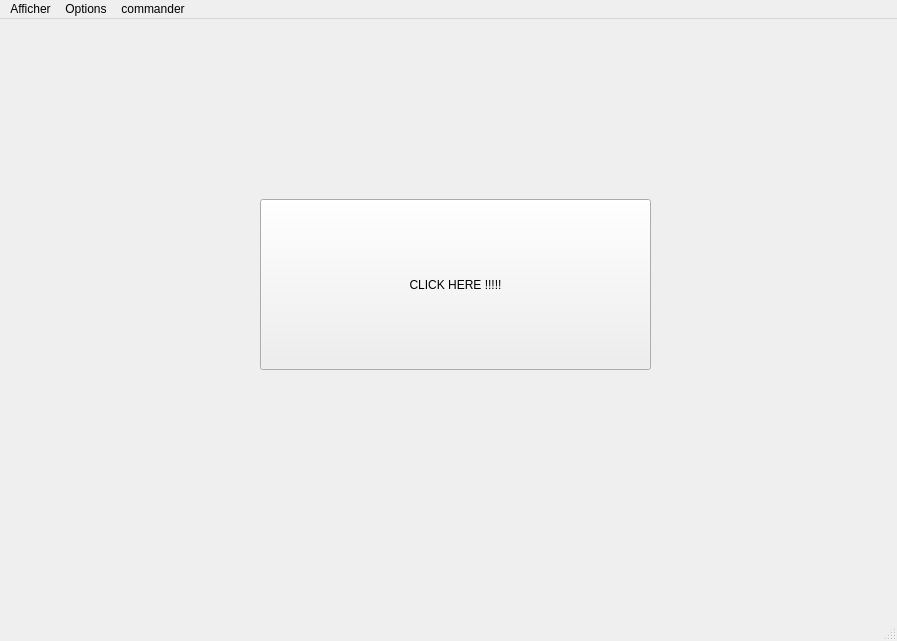
Before: the Qt Designer form asma/mainwindow.ui in fourat8/madsquad, drawn with Qt 5.
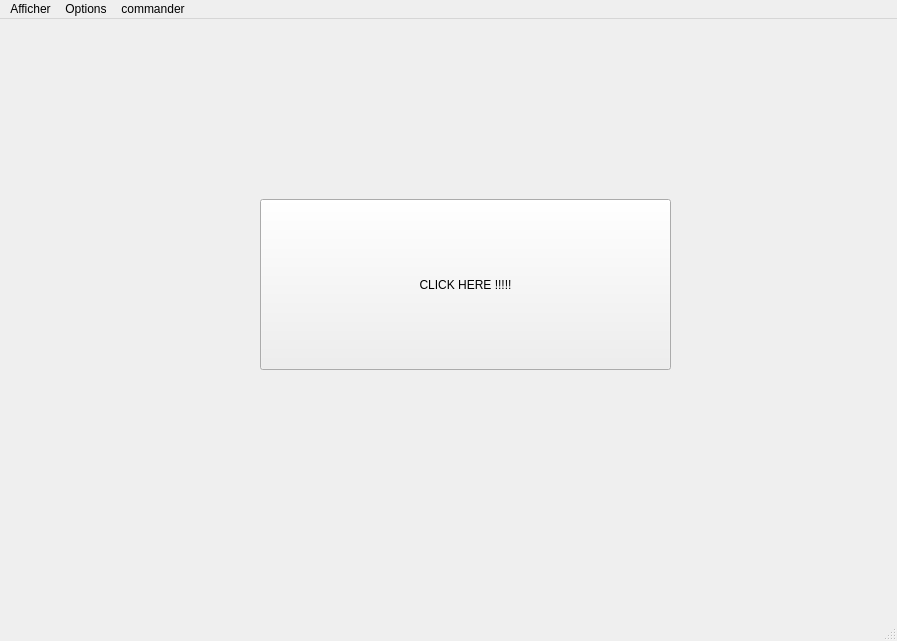
After: the same form once the commit is applied.

What changed in the file:
```diff
--- a/asma/mainwindow.ui
+++ b/asma/mainwindow.ui
@@ -19,7 +19,7 @@
      <rect>
       <x>260</x>
       <y>180</y>
-      <width>391</width>
+      <width>411</width>
       <height>171</height>
      </rect>
     </property>
```
